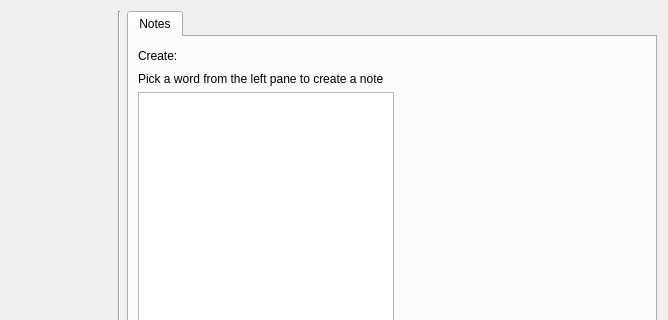
First picture: the form in designer/note_creation.ui, repository ll-in-anki/find-missing-words, before the edit; both pictures show x 430 to 1098 and y 0 to 320 of the 1098 by 590 pixel window.
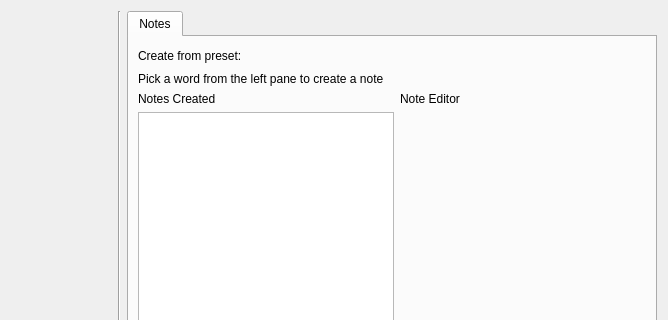
Second picture: the form after the edit.

Commit message:
Fix bug with cancel not cancelling
Don't do anything if user denies cancel prompt from add notes widget
Keep button to create note presets always visible

What changed in the file:
```diff
--- a/designer/note_creation.ui
+++ b/designer/note_creation.ui
@@ -101,7 +101,7 @@
            <item>
             <widget class="QLabel" name="create_label">
              <property name="text">
-              <string>Create:</string>
+              <string>Create from preset:</string>
              </property>
             </widget>
            </item>
@@ -133,10 +133,32 @@
          <item>
           <layout class="QHBoxLayout" name="horizontalLayout_3">
            <item>
-            <widget class="QListWidget" name="note_list_widget"/>
+            <layout class="QVBoxLayout" name="verticalLayout_3">
+             <item>
+              <widget class="QLabel" name="notes_created_label">
+               <property name="text">
+                <string>Notes Created</string>
+               </property>
+              </widget>
+             </item>
+             <item>
+              <widget class="QListWidget" name="note_list_widget"/>
+             </item>
+            </layout>
            </item>
            <item>
-            <widget class="QStackedWidget" name="note_stacked_widget"/>
+            <layout class="QVBoxLayout" name="verticalLayout_4">
+             <item>
+              <widget class="QLabel" name="note_editor_label">
+               <property name="text">
+                <string>Note Editor</string>
+               </property>
+              </widget>
+             </item>
+             <item>
+              <widget class="QStackedWidget" name="note_stacked_widget"/>
+             </item>
+            </layout>
            </item>
           </layout>
          </item>
```
Left out of the diff: 2 changed lines with no effect on the pictures. The commit also changes 2 other files.
